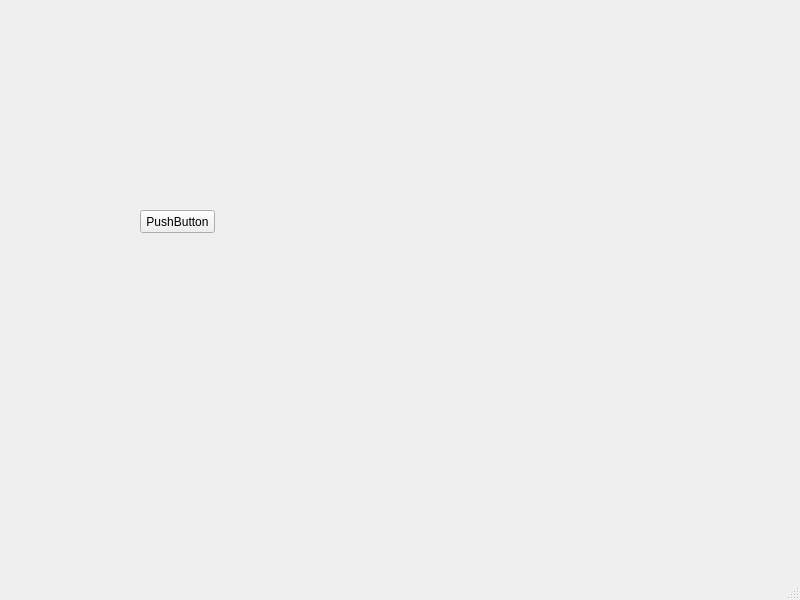
First picture: the form in Star_Chasers/inicio.ui, repository Mar115/pruebas-proyectofinal, before the edit.
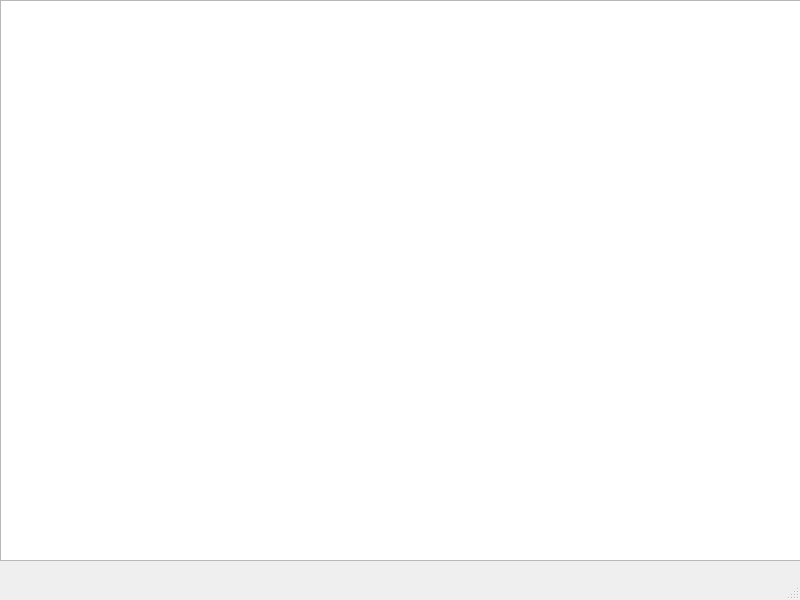
Second picture: the form after the edit.

Commit message: interfaz creada

```diff
--- a/Star_Chasers/inicio.ui
+++ b/Star_Chasers/inicio.ui
@@ -14,18 +14,15 @@
    <string>MainWindow</string>
   </property>
   <widget class="QWidget" name="centralwidget">
-   <widget class="QPushButton" name="pushButton">
+   <widget class="QGraphicsView" name="View2">
     <property name="geometry">
      <rect>
-      <x>140</x>
-      <y>210</y>
-      <width>75</width>
-      <height>23</height>
+      <x>0</x>
+      <y>0</y>
+      <width>941</width>
+      <height>561</height>
      </rect>
     </property>
-    <property name="text">
-     <string>PushButton</string>
-    </property>
    </widget>
   </widget>
   <widget class="QMenuBar" name="menubar">
```
The commit also changes 7 other files.
